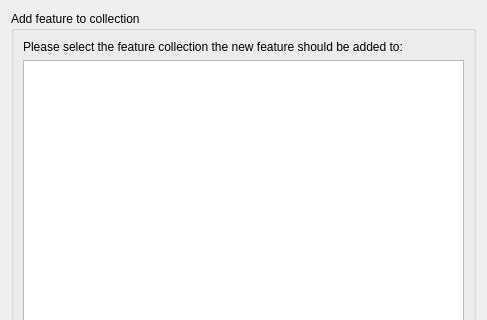
Qt form src/qt-widgets/CreateFeatureDialogUi.ui (GPlates/GPlates) before a commit; both pictures show x 0 to 487 and y 0 to 320 of the 487 by 458 pixel window.
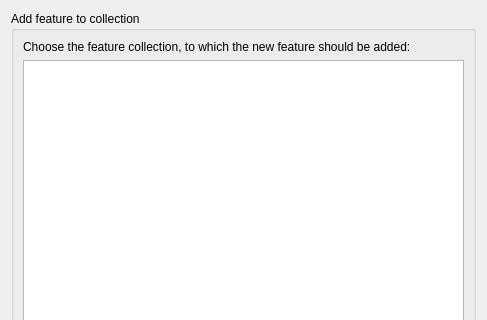
The same form after that commit. The open tabs and pages were chosen to show the change.

Diff of the .ui file:
```diff
--- a/src/qt-widgets/CreateFeatureDialogUi.ui
+++ b/src/qt-widgets/CreateFeatureDialogUi.ui
@@ -164,7 +164,7 @@
           <item>
            <widget class="QLabel" name="label_feature_collections" >
             <property name="text" >
-             <string>Please select the feature collection the new feature should be added to:</string>
+             <string>Choose the feature collection, to which the new feature should be added:</string>
             </property>
             <property name="wordWrap" >
              <bool>true</bool>
```
